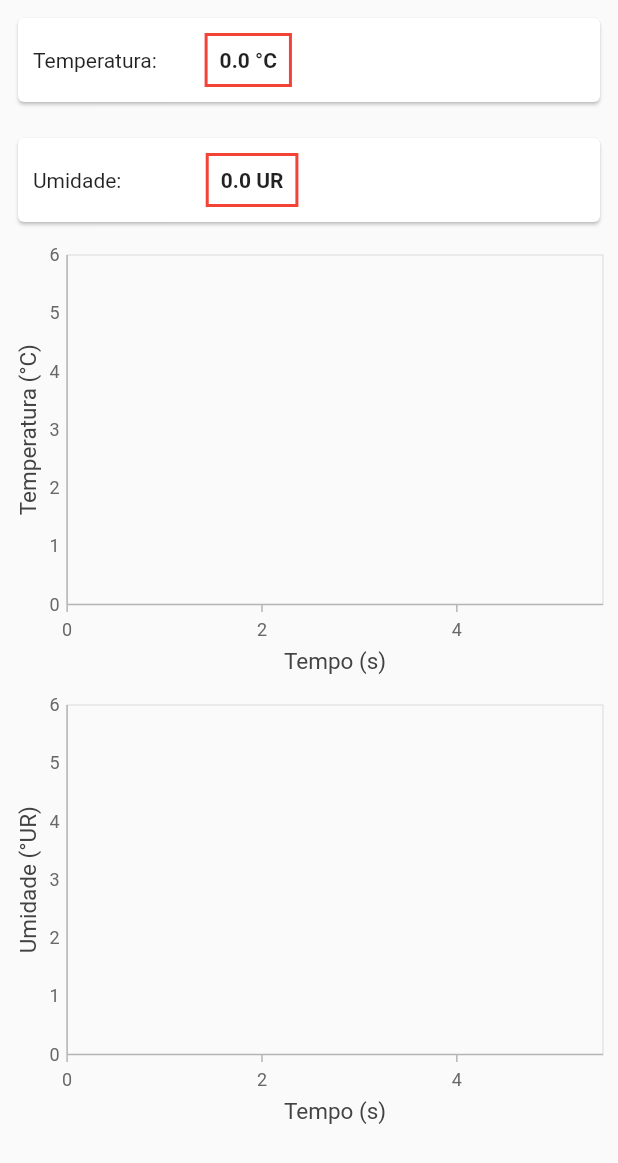
After one commit to MelgueiraTeam/MelgueiraApp, a Flutter app: the GraficosRealTime screen opened directly, on a phone screen of 412 x 824 dp. The commit adds this screen. Shown: the top 1163 px of the screen. Run offline on Flutter 3.47's test engine with Material 2 defaults, Android fonts, the phone set to English and light mode, and no system bars; our stand-ins replace charts_flutter, gallery_saver, image_picker, qr_flutter, share and 2 more; missing offline and left inert: dart:ffi, mysql1, qr_code_scanner; accounts and stored records are empty.

Commit message:
Telas de dashbord em tempo real
A tela que faz parte do PFC do Bruno foi implementada.

```diff
--- /dev/null
+++ b/lib/helpers/boxMelgueira.dart
@@ -0,0 +1,36 @@
+class boxMelgueira {
+   double _temperatura_ninho;
+   double _umidade_ninho;
+
+   double _temperatura_melgueira;
+   double _umidade_melgueira;
+
+    double time = 0;
+
+  boxMelgueira(this._temperatura_ninho, this._umidade_ninho,
+      this._temperatura_melgueira, this._umidade_melgueira, this.time);
+
+  double get temperatura_ninho => _temperatura_ninho;
+
+  double get umidade_melgueira => _umidade_melgueira;
+
+  set umidade_melgueira(double value) {
+    _umidade_melgueira = value;
+  }
+
+  double get temperatura_melgueira => _temperatura_melgueira;
+
+  set temperatura_melgueira(double value) {
+    _temperatura_melgueira = value;
+  }
+
+  double get umidade_ninho => _umidade_ninho;
+
+  set umidade_ninho(double value) {
+    _umidade_ninho = value;
+  }
+
+  set temperatura_ninho(double value) {
+    _temperatura_ninho = value;
+  }
+}
--- /dev/null
+++ b/lib/helpers/dataBase.dart
@@ -0,0 +1,179 @@
+import 'dart:convert';
+
+//import 'package:melgueira_app/entidades/boxMelgueira.dart';
+import 'package:mysql1/mysql1.dart';
+
+import 'boxMelgueira.dart';
+
+class DataBase {
+  String _ipServidor = "";
+  String _portaServidor = "";
+  String _usuarioServidor = "";
+  String _senhaServidor = "";
+  String _banco = "";
+  String _erroConexa = "";
+
+  String get erroConexa => _erroConexa;
+
+  set erroConexa(String value) {
+    _erroConexa = value;
+  }
+
+  static ConnectionSettings stringConexao = ConnectionSettings();
+  MySqlConnection conn = null;
+
+  bool _statusConexao = false;
+
+  bool get statusConexao => _statusConexao;
+
+  set statusConexao(bool value) {
+    _statusConexao = value;
+  }
+
+  DataBase.fromJson(Map<String, dynamic> json)
+      : _ipServidor = json['ipServidor'],
+        _portaServidor = json['portaServidor'],
+        _usuarioServidor = json['usuarioServidor'],
+        _senhaServidor = json['senhaServidor'],
+        _banco = json['banco'];
+
+  Map<String, dynamic> toJson() => {
+        'ipServidor': ipServidor,
+        'portaServidor': portaServidor,
+        'usuarioServidor': usuarioServidor,
+        'senhaServidor': senhaServidor,
+        'banco': banco
+      };
+
+  static DataBase objBanco = DataBase.name("", "", "", "", "", );
+
+  void AtualizaObjbanco(
+      { String ipServidor,
+       String portaServidor,
+       String usuarioServidor,
+       String senhaServidor,
+       String banco}) {
+    objBanco._ipServidor = ipServidor;
+    objBanco._portaServidor = portaServidor;
+    objBanco._usuarioServidor = usuarioServidor;
+    objBanco._senhaServidor = senhaServidor;
+    objBanco.banco = banco;
+  }
+
+  String get ipServidor => _ipServidor;
+
+  set ipServidor(String value) {
+    _ipServidor = value;
+  }
+
+  String get banco => _banco;
+
+  set banco(String value) {
+    _banco = value;
+  }
+
+  String get senhaServidor => _senhaServidor;
+
+  set senhaServidor(String value) {
+    _senhaServidor = value;
+  }
+
+  String get usuarioServidor => _usuarioServidor;
+
+  set usuarioServidor(String value) {
+    _usuarioServidor = value;
+  }
+
+  String get portaServidor => _portaServidor;
+
+  set portaServidor(String value) {
+    _portaServidor = value;
+  }
+
+  DataBase.name(this._ipServidor, this._portaServidor, this._usuarioServidor,
+      this._senhaServidor, this._banco);
+
+  Future<MySqlConnection> geraConexao() async {
+    stringConexao = ConnectionSettings(
+        host: objBanco.ipServidor,
+        port: int.parse(objBanco.portaServidor),
+        user: objBanco.usuarioServidor,
+        password: objBanco.senhaServidor,
+        useSSL: false,
+        db: objBanco.senhaServidor);
+
+    try {
+      conn = await MySqlConnection.connect(stringConexao);
+      return conn;
+    } catch (e) {
+      return conn;
+    }
+  }
+
+static Future<List<boxMelgueira>> pegaDadosTemperatura10()  async {
+  List<boxMelgueira> listaTemperatura = <boxMelgueira>[];
+
+
+
+      await DataBase.objBanco.conn
+        .query('SELECT * FROM boxMelgueira ORDER BY id DESC LIMIT 10')
+        .then((results) {
+       results.forEach((element) {
+         print('TemperaturaNinho: ${element[1]}!');
+         print('UmidadeNinho: ${element[2]}!');
+
+         boxMelgueira objBoxMelgueira =
+         new boxMelgueira(element[1], element[2], element[4], element[5], 0);
+
+         listaTemperatura.add(objBoxMelgueira);
+       });
+     });
+
+
+
+    return listaTemperatura;
+  }
+
+
+  static Future<List<boxMelgueira>> pegaDadosTemperatura()  async {
+    List<boxMelgueira> listaTemperatura = <boxMelgueira>[];
+
+
+
+    await DataBase.objBanco.conn
+        .query('SELECT * FROM boxMelgueira ORDER BY id DESC LIMIT 1')
+        .then((results) {
+      results.forEach((element) {
+        print('TemperaturaNinho: ${element[1]}!');
+        print('UmidadeNinho: ${element[2]}!');
+
+        boxMelgueira objBoxMelgueira =
+        new boxMelgueira(element[1], element[2], element[4], element[5], 0);
+
+        listaTemperatura.add(objBoxMelgueira);
+      });
+    });
+
+
+
+    return listaTemperatura;
+  }
+
+  Future<bool> testaConexao() async {
+    stringConexao = ConnectionSettings(
+        host: objBanco.ipServidor,
+        port: int.parse(objBanco.portaServidor),
+        user: objBanco.usuarioServidor,
+        password: objBanco.senhaServidor,
+        useSSL: false,
+        db: objBanco.banco);
+
+    try {
+      conn = await MySqlConnection.connect(stringConexao);
+      return true;
+    } catch (e) {
+      DataBase.objBanco.erroConexa = e.toString();
+      return false;
+    }
+  }
+}
--- /dev/null
+++ b/lib/ui/real_time.dart
@@ -0,0 +1,235 @@
+// ignore_for_file: prefer_const_constructors
+import 'dart:convert';
+import 'dart:io';
+import 'dart:async';
+import 'package:flutter/material.dart';
+//import 'package:melgueira_app/entidades/dataBase.dart';
+import 'package:path_provider/path_provider.dart';
+import 'package:prototipo_01/helpers/boxMelgueira.dart';
+import 'package:prototipo_01/helpers/dataBase.dart';
+import 'package:syncfusion_flutter_charts/charts.dart';
+
+class GraficosRealTime extends StatefulWidget {
+  const GraficosRealTime({Key key}) : super(key: key);
+
+  @override
+  _GraficosRealTimeState createState() => _GraficosRealTimeState();
+}
+
+class _GraficosRealTimeState extends State<GraficosRealTime> {
+  double temperaturaNinho = 0;
+  double umidadeNinho = 0;
+
+  static String leitura = "";
+  static List<boxMelgueira> chartData = <boxMelgueira>[];
+  static List<boxMelgueira> teste = <boxMelgueira>[];
+   ChartSeriesController _chartSeriesController;
+  static double time = 10;
+
+  @override
+  void initState() {
+    chartData = <boxMelgueira>[];
+    teste = <boxMelgueira>[];
+
+    super.initState();
+    lerDados();
+    getCharData();
+
+    Timer.periodic(const Duration(seconds: 1), updateDataSource);
+
+
+
+  }
+
+  @override
+  Widget build(BuildContext context) {
+    return Scaffold(
+      body: SingleChildScrollView(
+       child: Column(
+         mainAxisAlignment: MainAxisAlignment.center,
+         crossAxisAlignment: CrossAxisAlignment.center,
+         children: [
+           Container(
+             width: double.infinity,
+             child: Padding(
+               padding: const EdgeInsets.all(8.0),
+               child: Card(
+                   child: Row(
+                     children: [
+                       Padding(
+                         padding: const EdgeInsets.fromLTRB(10, 00, 10, 000),
+                         child: Text("Temperatura:  "),
+                       ),
+                       Container(
+                           margin:
+                           EdgeInsets.symmetric(horizontal: 15, vertical: 10),
+                           decoration: BoxDecoration(
+                               border: Border.all(
+                                   color: Color(Colors.red.value), width: 2)),
+                           padding: EdgeInsets.all(8),
+                           child: Text(temperaturaNinho.toString() + " °C", style: TextStyle(fontWeight: FontWeight.bold),)),
+                     ],
+                   )),
+             ),
+           ),
+           Container(
+             width: double.infinity,
+             child: Padding(
+               padding: const EdgeInsets.all(8.0),
+               child: Card(
+                   child: Row(
+                     children: [
+                       Padding(
+                         padding: const EdgeInsets.fromLTRB(10, 00, 10, 000),
+                         child: Text("Umidade:         "),
+                       ),
+                       Container(
+                           margin:
+                           EdgeInsets.symmetric(horizontal: 15, vertical: 10),
+                           decoration: BoxDecoration(
+                               border: Border.all(
+                                   color: Color(Colors.red.value), width: 2)),
+                           padding: EdgeInsets.all(8),
+                           child: Text(umidadeNinho.toString() + " UR", style: TextStyle(fontWeight: FontWeight.bold),)),
+                     ],
+                   )),
+             ),
+           ),
+           Column(
+             children: [
+               Center(
+                 child: SfCartesianChart(
+                   series: <LineSeries<boxMelgueira, double>>[
+                     LineSeries<boxMelgueira, double>(
+                       onRendererCreated: (ChartSeriesController controller) {
+                         _chartSeriesController = controller;
+                       },
+                       dataSource: chartData,
+                       color: const Color.fromRGBO(192, 108, 132, 1),
+                       xValueMapper: (boxMelgueira sales, _) => sales.time,
+                       yValueMapper: (boxMelgueira sales, _) =>
+                       sales.temperatura_ninho,
+                     )
+                   ],
+                   primaryXAxis: NumericAxis(
+                     majorGridLines: const MajorGridLines(width: 0),
+                     edgeLabelPlacement: EdgeLabelPlacement.shift,
+                     interval: 2,
+                     title: AxisTitle(text: 'Tempo (s)'),
+                   ),
+                   primaryYAxis: NumericAxis(
+                     majorGridLines: const MajorGridLines(width: 0),
+                     edgeLabelPlacement: EdgeLabelPlacement.shift,
+                     majorTickLines: const MajorTickLines(size: 0),
+                     title: AxisTitle(text: 'Temperatura (°C)'),
+                   ),
+                 ),
+               ),
+               Center(
+                 child: SfCartesianChart(
+                   series: <LineSeries<boxMelgueira, double>>[
+                     LineSeries<boxMelgueira, double>(
+                       onRendererCreated: (ChartSeriesController controller) {
+                         _chartSeriesController = controller;
+                       },
+                       dataSource: chartData,
+                       color: const Color.fromRGBO(192, 108, 132, 1),
+                       xValueMapper: (boxMelgueira sales, _) => sales.time,
+                       yValueMapper: (boxMelgueira sales, _) =>
+                       sales.umidade_ninho,
+                     )
+                   ],
+                   primaryXAxis: NumericAxis(
+                     majorGridLines: const MajorGridLines(width: 0),
+                     edgeLabelPlacement: EdgeLabelPlacement.shift,
+                     interval: 2,
+                     title: AxisTitle(text: 'Tempo (s)'),
+                   ),
+                   primaryYAxis: NumericAxis(
+                     majorGridLines: const MajorGridLines(width: 0),
+                     edgeLabelPlacement: EdgeLabelPlacement.shift,
+                     majorTickLines: const MajorTickLines(size: 0),
+                     title: AxisTitle(text: 'Umidade (°UR)'),
+                   ),
+                 ),
+               )
+             ],
+           )
+         ],
+       ),
+      )
+    );
+  }
+
+  Future updateDataSource(Timer timer) async {
+    time++;
+
+    await DataBase.pegaDadosTemperatura().then((value) {
+      teste = value;
+
+      teste.forEach((element) {
+        element.time = time;
+        print("Tempo: " + time.toString());
+
+        setState(() {
+          umidadeNinho = element.umidade_ninho;
+          temperaturaNinho = element.temperatura_ninho;
+        });
+
+        print("Temperatura: " + element.temperatura_ninho.toString());
+
+        chartData.add(element);
+      });
+
+      setState(() {
+        if (time >= 60) {
+          chartData = <boxMelgueira>[];
+          time = 0;
+          _chartSeriesController.updateDataSource(
+              addedDataIndex: chartData.length - 1, removedDataIndex: 0);
+        } else if (chartData.length > 5) {
+          chartData.removeAt(0);
+          _chartSeriesController.updateDataSource(
+              addedDataIndex: chartData.length - 1, removedDataIndex: 0);
+        }
+      });
+    });
+  }
+
+  Future lerDados() async {
+    await _readData().then((value) {
+      leitura = value;
+      print("Leitura: " + leitura.toString());
+      Map<String, dynamic> teste = jsonDecode(leitura);
+      print("Teste: " + teste.toString());
+      DataBase.objBanco = DataBase.fromJson(teste);
+      DataBase.objBanco.testaConexao();
+    });
+  }
+
+  Future<File> _getFile() async {
+    final directory = await getApplicationDocumentsDirectory();
+
+    return File("${directory.path}/config.json");
+  }
+
+  Future<String> _readData() async {
+    try {
+      final file = await _getFile();
+
+      return file.readAsString();
+    } catch (e) {
+      return "erro";
+    }
+  }
+
+  Future getCharData() async {
+    DataBase.pegaDadosTemperatura10().then((value) {
+      chartData = value;
+
+      setState(() {
+        chartData;
+      });
+    });
+  }
+}
```
Also changed, not shown: lib/ui/cadastroCaixaPage.dart (+10 -4 lines), lib/ui/configuracoes.dart (added, +266 -0 lines), lib/ui/dashboard_caixa_page.dart (+5 -2 lines), pubspec.yaml (+6 -2 lines), lib/helpers/meliponario_helper.dart (line endings or trailing spaces), pubspec.lock.
